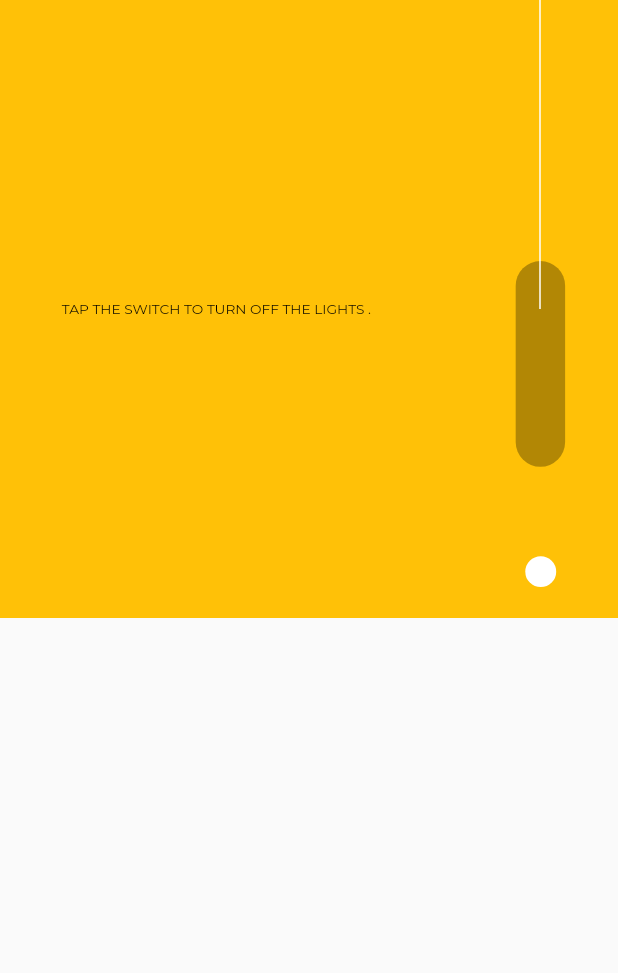
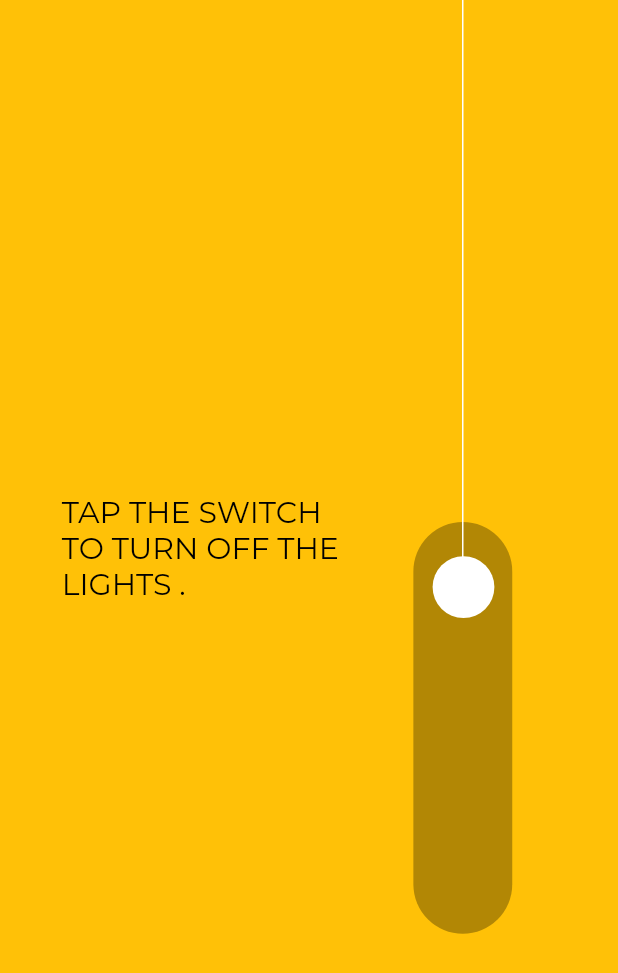
Before and after one commit to swift0vinay/ui_challenges, a Flutter app: the screen it shows after launch, on a phone screen of 412 x 824 dp. Shown: the top 973 px of the screen. Run offline on Flutter 3.47's test engine with Material 2 defaults, Android fonts, the light colour scheme and no system bars.

Commit message:
Bulb Challenge added

```diff
--- a/lib/bulbChallenge.dart
+++ b/lib/bulbChallenge.dart
@@ -13,9 +13,6 @@ class _BulbChallengeState extends State<BulbChallenge> {
     double w = MediaQuery.of(context).size.width;
     double top1 = (h - (h * 0.1)) * 0.5;
     double top2 = (h - (h * 0.1)) * 0.75;
-    if (w < h) {
-      h = w;
-    }
     return Scaffold(
       body: AnimatedContainer(
         duration: Duration(milliseconds: 500),
@@ -60,7 +57,7 @@ class _BulbChallengeState extends State<BulbChallenge> {
               top: 0,
               right: h * 0.125,
               child: AnimatedContainer(
-                height: rs ? h * 0.70 : h * 0.50,
+                height: rs ? h * 0.70 : h * 0.48,
                 duration: Duration(milliseconds: 500),
                 curve: Curves.easeInBack,
                 width: 1,
@@ -72,16 +69,14 @@ class _BulbChallengeState extends State<BulbChallenge> {
               top: (h - h * 0.2) * 0.5,
               child: SizedBox(
                 width: w * 0.5,
-                height: h * 0.2,
-                child: FittedBox(
-                  fit: BoxFit.contain,
-                  child: Text(
-                    rs
-                        ? "TAP THE SWITCH TO TURN ON THE LIGHTS ."
-                        : "TAP THE SWITCH TO TURN OFF THE LIGHTS .",
-                    style: TextStyle(
-                        color: rs ? Colors.white : Colors.black, fontSize: 50),
-                  ),
+                height: h,
+                child: Text(
+                  rs
+                      ? "TAP THE SWITCH TO TURN ON THE LIGHTS ."
+                      : "TAP THE SWITCH TO TURN OFF THE LIGHTS .",
+                  style: TextStyle(
+                      color: rs ? Colors.white : Colors.black,
+                      fontSize: h < w ? 50 : 20),
                 ),
               ),
             ),
```
